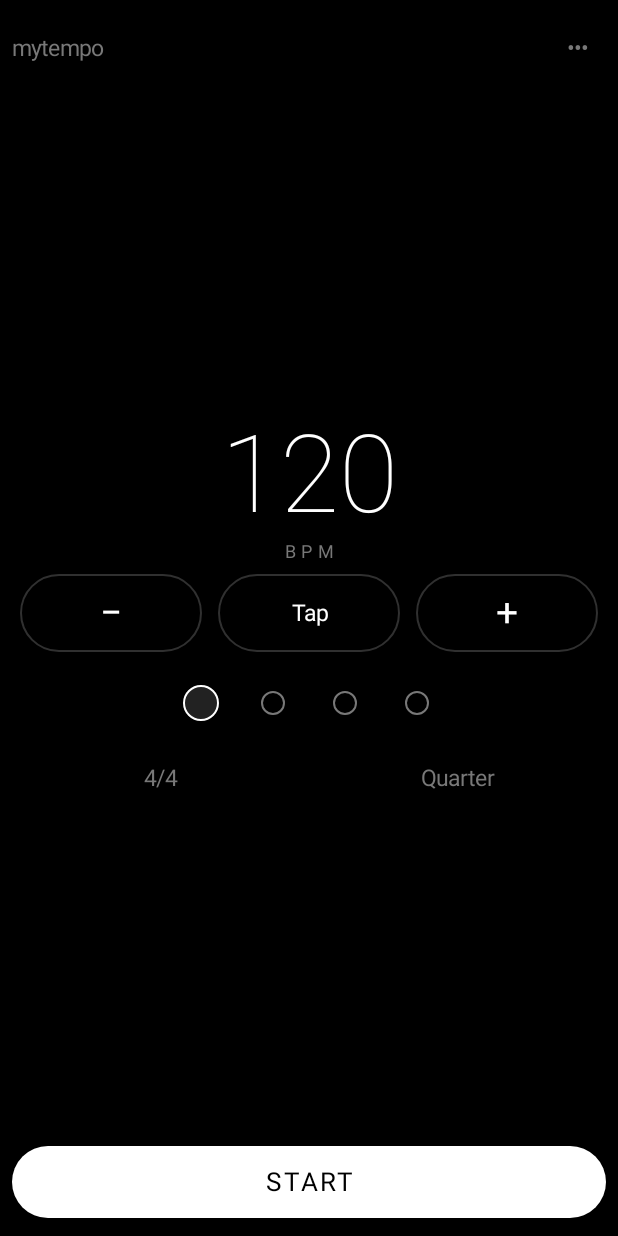
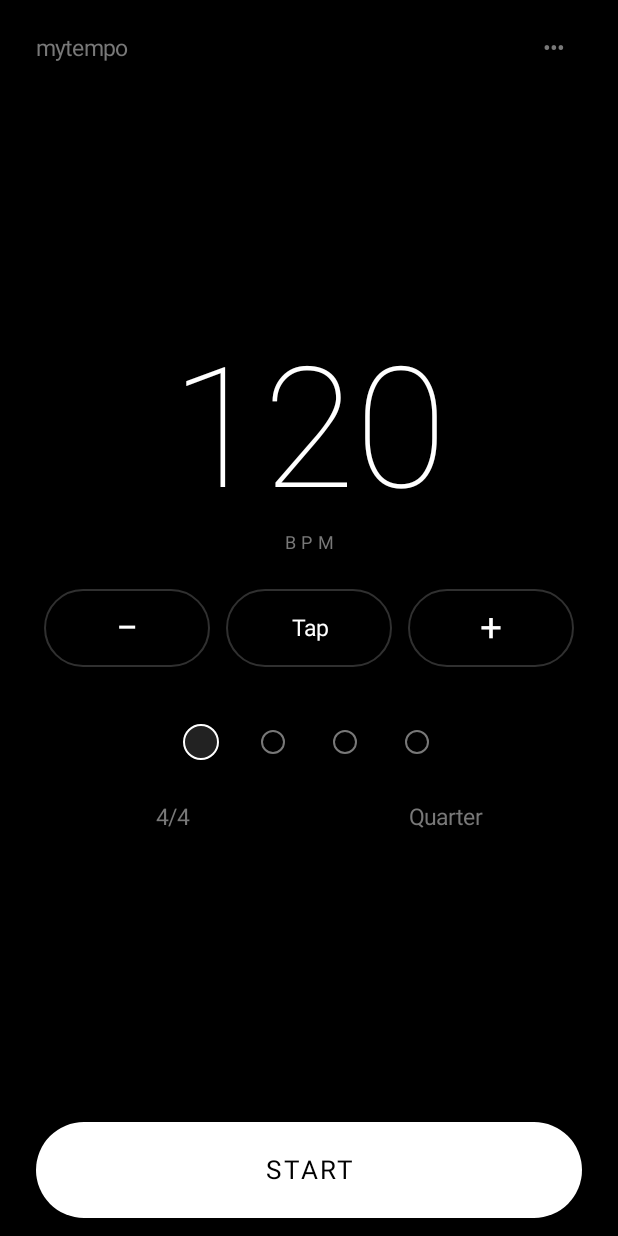
Before and after one commit to THEGREATCJPark/mytempo, an Android app: the screen it shows after launch (MainActivity), on a phone screen of 412 x 824 dp. Run offline under Robolectric (Android 15) with nearby library versions, the light colour scheme and no system bars.

Commit message:
Pin compact window tempo controls and verify their touch targets

```diff
--- a/app/src/main/java/com/cj/pulse/MainActivity.java
+++ b/app/src/main/java/com/cj/pulse/MainActivity.java
@@ -100,16 +100,17 @@ public class MainActivity extends Activity {
         LinearLayout contents=new LinearLayout(this);contents.setOrientation(layout.twoColumns?LinearLayout.HORIZONTAL:LinearLayout.VERTICAL);contents.setGravity(Gravity.CENTER);scroll.addView(contents,new ScrollView.LayoutParams(-1,-1));
         LinearLayout number=new LinearLayout(this);number.setOrientation(LinearLayout.VERTICAL);number.setGravity(Gravity.CENTER);
         tempo=tempoView(layout.tempoSp);tempo.setOnClickListener(v->editTempo());number.addView(tempo,new LinearLayout.LayoutParams(-1,dp(layout.tempoHeight)));
-        TextView unit=text("BPM",12,MUTED);unit.setLetterSpacing(.3f);number.addView(unit);
+        TextView unit=text("BPM",12,MUTED);unit.setLetterSpacing(.3f);if(!layout.compact)number.addView(unit);
         if(layout.twoColumns)contents.addView(number,new LinearLayout.LayoutParams(0,-2,1));else contents.addView(number,new LinearLayout.LayoutParams(-1,-2));
         LinearLayout controls=new LinearLayout(this);controls.setOrientation(LinearLayout.VERTICAL);controls.setGravity(Gravity.CENTER);
         if(layout.twoColumns){controls.setPadding(dp(20),0,0,0);contents.addView(controls,new LinearLayout.LayoutParams(0,-2,1));}else{gap(contents,layout.spacing);contents.addView(controls,new LinearLayout.LayoutParams(-1,-2));}
         LinearLayout adjust=row();TextView minus=button("−",()->changeTempo(-1));minus.setTextSize(26);minus.setContentDescription("Slower");repeat(minus,-1);addWeighted(adjust,minus);
         TextView tap=button("Tap",()->tap());tap.setContentDescription("Tap tempo");addWeighted(adjust,tap);
-        TextView plus=button("+",()->changeTempo(1));plus.setTextSize(26);plus.setContentDescription("Faster");repeat(plus,1);addWeighted(adjust,plus);controls.addView(adjust);gap(controls,layout.spacing);
+        TextView plus=button("+",()->changeTempo(1));plus.setTextSize(26);plus.setContentDescription("Faster");repeat(plus,1);addWeighted(adjust,plus);if(!layout.compact){controls.addView(adjust);gap(controls,layout.spacing);}
         lastBeat=-2;beats=new BeatView();controls.addView(beats,new LinearLayout.LayoutParams(-1,dp(WindowLayout.beatRows(cfg.beats(),Math.round((layout.twoColumns?w/2f:w)/getResources().getDisplayMetrics().density)-layout.padding*2)*48+4)));
         LinearLayout timing=row();meterButton=quiet("",()->chooseMeter());patternButton=quiet("",()->choosePattern());meterButton.setContentDescription("Time signature");patternButton.setContentDescription("Subdivision");addWeighted(timing,meterButton);addWeighted(timing,patternButton);controls.addView(timing);
         scaleLine=text("",layout.tablet?18:14,MUTED);scaleLine.setPadding(0,dp(8),0,dp(8));scaleLine.setLineSpacing(dp(5),1);scaleLine.setOnClickListener(v->chooseScale());controls.addView(scaleLine);updateScale();
+        if(layout.compact){gap(body,4);body.addView(adjust);}
         gap(body,layout.compact?4:16);
         play=text("",17,BG);play.setLetterSpacing(.12f);play.setMinHeight(dp(layout.compact?48:64));play.setClickable(true);play.setFocusable(true);play.setOnClickListener(v->toggle());play.setContentDescription("Start or stop");body.addView(play,new LinearLayout.LayoutParams(-1,-2));
         lastPlaying=!MetroService.state.playing;refresh();
--- a/app/src/main/java/com/cj/pulse/WindowLayout.java
+++ b/app/src/main/java/com/cj/pulse/WindowLayout.java
@@ -10,10 +10,10 @@ public final class WindowLayout {
     public static int beatRows(int beats,int widthDp){int cols=Math.max(1,Math.min(7,Math.min(beats,widthDp/48)));return (beats+cols-1)/cols;}
     public static WindowLayout forWindow(int width,int height,boolean pip){
         if(pip)return new WindowLayout(true,true,false,false,6,96,0,2,480);
-        boolean compact=width<480||height<480;
+        boolean compact=width<320||height<520;
         boolean two=width>=600&&width>height;
         boolean tablet=width>=600&&height>=600;
         int size=compact?72:tablet?156:112;
-        return new WindowLayout(false,compact,two,tablet,compact?8:24,size,compact?88:tablet?184:136,compact?8:24,two?1040:600);
+        return new WindowLayout(false,compact,two,tablet,compact?8:24,size,compact?72:tablet?184:136,compact?8:24,two?1040:600);
     }
 }
```
Also changed, not shown: 3 other files.
